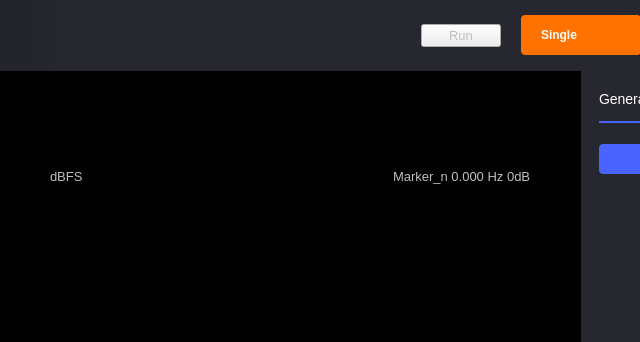
Old version of the form ui/spectrum_analyzer.ui in the repository analogdevicesinc/scopy; both pictures show x 0 to 640 and y 0 to 342 of the 857 by 661 pixel window.
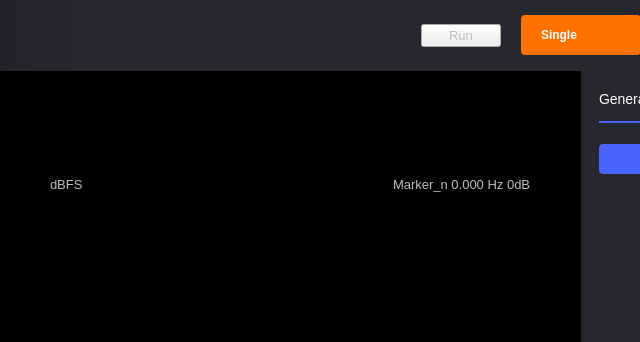
New version of the form. Icons and pictures are not drawn. Custom widgets are drawn as their Qt base class.

Commit message: ui/spectrum_analzer.ui: remove the frame of the marker table and fix spacing

```diff
--- a/ui/spectrum_analyzer.ui
+++ b/ui/spectrum_analyzer.ui
@@ -457,7 +457,7 @@
             <number>50</number>
            </property>
            <property name="bottomMargin">
-            <number>50</number>
+            <number>20</number>
            </property>
            <property name="horizontalSpacing">
             <number>0</number>
```
The commit also changes 1 other file.
